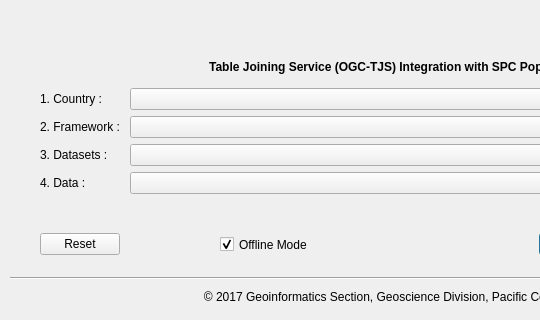
Qt form popgis_dialog_base.ui (sopac/popgis-plugin) before a commit; both pictures show x 0 to 540 and y 122 to 442 of the 834 by 442 pixel window.
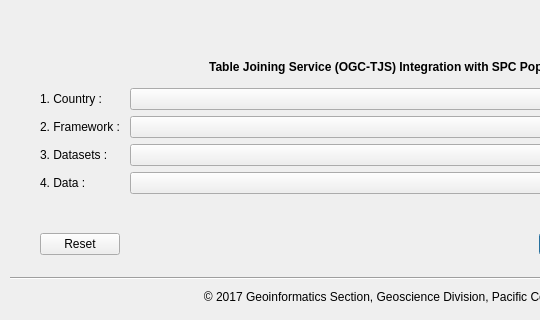
The same form after that commit. Icons and pictures are not drawn.

Commit message: remove unused "offline mode" checkbox

Diff of the .ui file:
```diff
--- a/popgis_dialog_base.ui
+++ b/popgis_dialog_base.ui
@@ -164,22 +164,6 @@
     <set>Qt::AlignCenter</set>
    </property>
   </widget>
-  <widget class="QCheckBox" name="checkOffline">
-   <property name="geometry">
-    <rect>
-     <x>220</x>
-     <y>351</y>
-     <width>161</width>
-     <height>31</height>
-    </rect>
-   </property>
-   <property name="text">
-    <string>Offline Mode</string>
-   </property>
-   <property name="checked">
-    <bool>true</bool>
-   </property>
-  </widget>
  </widget>
  <connections>
   <connection>
```
